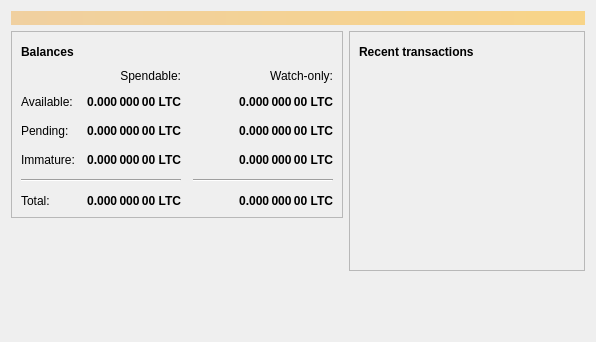
First picture: the form in src/qt/forms/overviewpage.ui, repository deeponion/deeponion, before the edit.
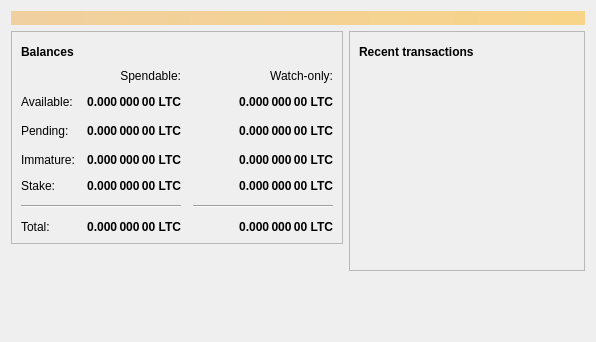
Second picture: the form after the edit. Icons and pictures are not drawn.

Commit message: Added Stake (qt and rpc) and StakeWatchOnly (qt) balances

The edit to the form file:
```diff
--- a/src/qt/forms/overviewpage.ui
+++ b/src/qt/forms/overviewpage.ui
@@ -189,14 +189,39 @@
               </property>
              </widget>
             </item>
-            <item row="4" column="0" colspan="2">
-             <widget class="Line" name="line">
-              <property name="orientation">
-               <enum>Qt::Horizontal</enum>
-              </property>
-             </widget>
-            </item>
             <item row="4" column="2">
+             <widget class="QLabel" name="labelWatchStake">
+              <property name="font">
+               <font>
+                <weight>75</weight>
+                <bold>true</bold>
+               </font>
+              </property>
+              <property name="cursor">
+               <cursorShape>IBeamCursor</cursorShape>
+              </property>
+              <property name="toolTip">
+               <string>Stake balance in watch-only addresses that has not yet matured</string>
+              </property>
+              <property name="text">
+               <string notr="true">0.000 000 00 LTC</string>
+              </property>
+              <property name="alignment">
+               <set>Qt::AlignRight|Qt::AlignTrailing|Qt::AlignVCenter</set>
+              </property>
+              <property name="textInteractionFlags">
+               <set>Qt::LinksAccessibleByMouse|Qt::TextSelectableByKeyboard|Qt::TextSelectableByMouse</set>
+              </property>
+             </widget>
+            </item>
+            <item row="5" column="0" colspan="2">
+             <widget class="Line" name="line">
+              <property name="orientation">
+               <enum>Qt::Horizontal</enum>
+              </property>
+             </widget>
+            </item>
+            <item row="5" column="2">
              <widget class="Line" name="lineWatchBalance">
               <property name="sizePolicy">
                <sizepolicy hsizetype="Preferred" vsizetype="Fixed">
@@ -215,7 +240,7 @@
               </property>
              </widget>
             </item>
-            <item row="5" column="0">
+            <item row="6" column="0">
              <widget class="QLabel" name="labelTotalText">
               <property name="text">
                <string>Total:</string>
@@ -267,7 +292,52 @@
               </property>
              </widget>
             </item>
-            <item row="5" column="1">
+            <item row="4" column="1">
+             <widget class="QLabel" name="labelStake">
+              <property name="font">
+               <font>
+                <weight>75</weight>
+                <bold>true</bold>
+               </font>
+              </property>
+              <property name="cursor">
+               <cursorShape>IBeamCursor</cursorShape>
+              </property>
+              <property name="toolTip">
+               <string>Staked balance that has not yet matured</string>
+              </property>
+              <property name="text">
+               <string notr="true">0.000 000 00 LTC</string>
+              </property>
+              <property name="alignment">
+               <set>Qt::AlignRight|Qt::AlignTrailing|Qt::AlignVCenter</set>
+              </property>
+              <property name="textInteractionFlags">
+               <set>Qt::LinksAccessibleByMouse|Qt::TextSelectableByKeyboard|Qt::TextSelectableByMouse</set>
+              </property>
+             </widget>
+            </item>
+            <item row="2" column="3">
+             <spacer name="horizontalSpacer_4">
+              <property name="orientation">
+               <enum>Qt::Horizontal</enum>
+              </property>
+              <property name="sizeHint" stdset="0">
+               <size>
+                <width>40</width>
+                <height>20</height>
+               </size>
+              </property>
+             </spacer>
+            </item>
+            <item row="4" column="0">
+             <widget class="QLabel" name="labelStakeText">
+              <property name="text">
+               <string>Stake:</string>
+              </property>
+             </widget>
+            </item>
+            <item row="6" column="1">
              <widget class="QLabel" name="labelTotal">
               <property name="font">
                <font>
@@ -292,7 +362,7 @@
               </property>
              </widget>
             </item>
-            <item row="5" column="2">
+            <item row="6" column="2">
              <widget class="QLabel" name="labelWatchTotal">
               <property name="font">
                <font>
```
The commit also changes 10 other files.
